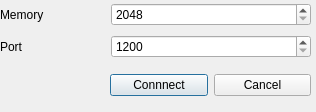
Old version of the form TEC_FILE_SYSTEM/dialog.ui in the repository Kennethch-02/DII-Proyecto-TEC-File-System.
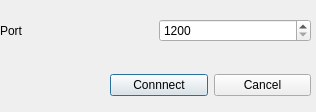
New version of the form.

What changed in the file:
```diff
--- a/TEC_FILE_SYSTEM/dialog.ui
+++ b/TEC_FILE_SYSTEM/dialog.ui
@@ -39,7 +39,7 @@
     </item>
    </layout>
   </widget>
-  <widget class="QWidget" name="">
+  <widget class="QWidget" name="layoutWidget">
    <property name="geometry">
     <rect>
      <x>0</x>
@@ -49,14 +49,14 @@
     </rect>
    </property>
    <layout class="QGridLayout" name="gridLayout">
-    <item row="1" column="0">
+    <item row="0" column="0">
      <widget class="QLabel" name="label_2">
       <property name="text">
        <string>Port</string>
       </property>
      </widget>
     </item>
-    <item row="1" column="2">
+    <item row="0" column="2">
      <widget class="QSpinBox" name="port">
       <property name="minimum">
        <number>1200</number>
@@ -66,29 +66,6 @@
       </property>
      </widget>
     </item>
-    <item row="0" column="2">
-     <widget class="QSpinBox" name="memory">
-      <property name="minimumSize">
-       <size>
-        <width>200</width>
-        <height>0</height>
-       </size>
-      </property>
-      <property name="minimum">
-       <number>2048</number>
-      </property>
-      <property name="maximum">
-       <number>20000</number>
-      </property>
-     </widget>
-    </item>
-    <item row="0" column="0">
-     <widget class="QLabel" name="label">
-      <property name="text">
-       <string>Memory</string>
-      </property>
-     </widget>
-    </item>
    </layout>
   </widget>
  </widget>
```
